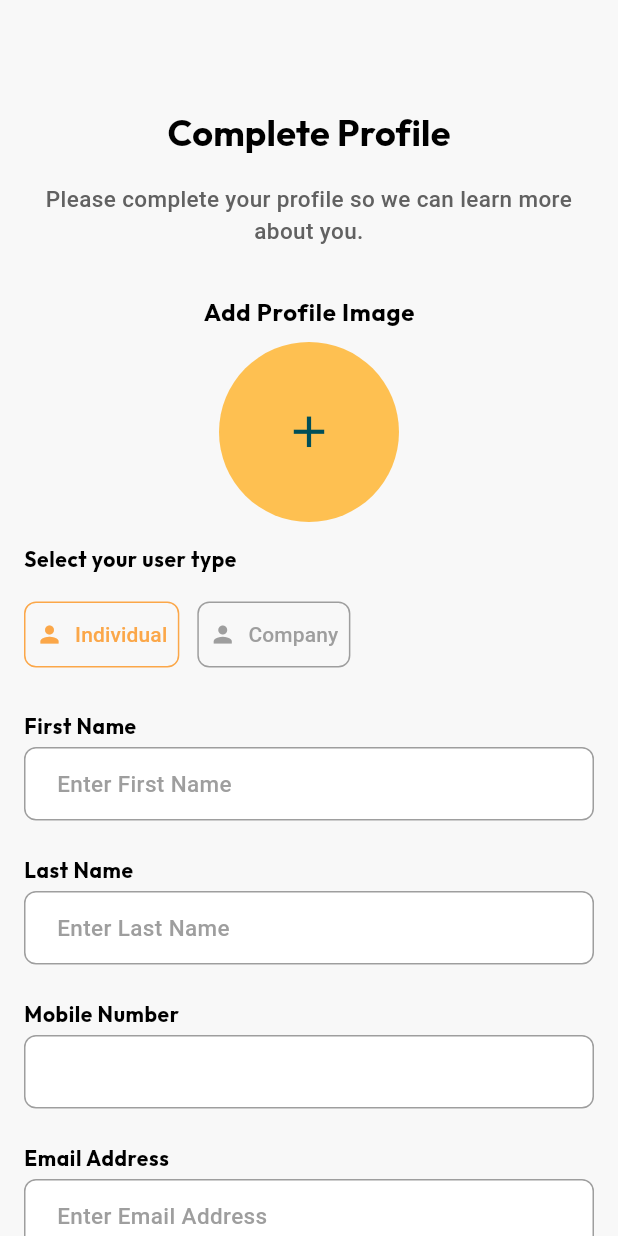
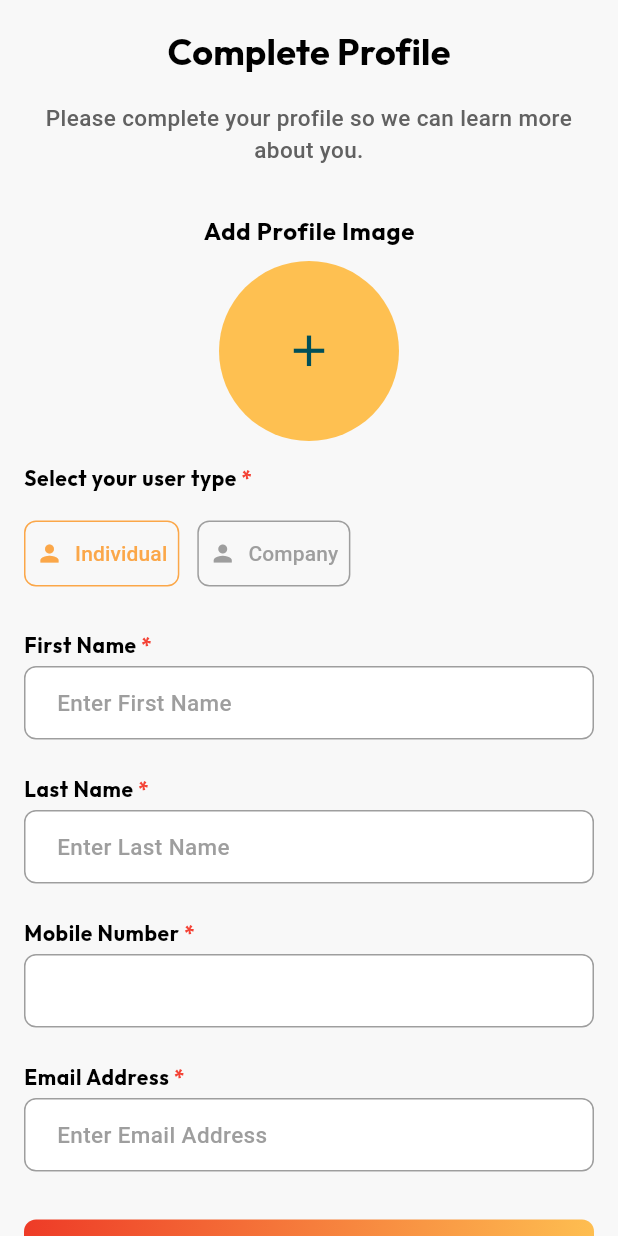
Before and after one commit to sneha-neosao/Vverify, a Flutter app: the CompleteProfile screen opened directly with empty values, on a phone screen of 412 x 824 dp. Run offline on Flutter 3.47's test engine with Material 3 defaults, Android fonts, the phone set to English and light mode, and no system bars; our stand-ins replace bloc, cached_network_image, connectivity_plus, device_info_plus, dio, equatable and 17 more; missing offline and left inert: flutter_file_downloader, syncfusion_flutter_pdfviewer, syncfusion_flutter_signaturepad; accounts and stored records are empty; Roboto replaces fonts that are missing (Heebo).

Commit message:
issue solving

```diff
--- a/lib/screen/Complete-Profile/complete_profile.dart
+++ b/lib/screen/Complete-Profile/complete_profile.dart
@@ -117,9 +117,10 @@ class _CompleteProfileState extends State<CompleteProfile> {
         TextEditingController(text: widget.mobileNum);
 
     return Scaffold(
-      body: SingleChildScrollView(
+      body: SafeArea(
+        child: SingleChildScrollView(
           child: Padding(
-          padding: const EdgeInsets.only(top: 70, left: 16, right: 16),
+            padding: const EdgeInsets.all(16),
             child: Form(
               key: _formKey,
               child: Column(
@@ -235,11 +236,24 @@ class _CompleteProfileState extends State<CompleteProfile> {
                   const SizedBox(
                     height: 16,
                   ),
-                Text("Select your user type",
+                  RichText(
+                      text: TextSpan(
+                          text: "Select your user type",
                           style: Theme.of(context)
                               .textTheme
                               .bodySmall!
-                        .copyWith(fontWeight: FontWeight.w700)),
+                              .copyWith(fontWeight: FontWeight.w700),
+                        children: [
+                          TextSpan(
+                            text: " * ",
+                            style: Theme.of(context)
+                                .textTheme
+                                .bodySmall!
+                                .copyWith(fontWeight: FontWeight.w700, color: Colors.red),
+                          ),
+                        ]
+                      )
+                  ),
                   const SizedBox(
                     height: 16,
                   ),
@@ -327,12 +341,23 @@ class _CompleteProfileState extends State<CompleteProfile> {
                   const SizedBox(
                     height: 28,
                   ),
-                Text(
-                  "First Name",
+                  RichText(
+                      text: TextSpan(
+                          text: "First Name",
                           style: Theme.of(context)
                               .textTheme
                               .bodySmall!
                               .copyWith(fontWeight: FontWeight.w700),
+                          children: [
+                            TextSpan(
+                              text: " * ",
+                              style: Theme.of(context)
+                                  .textTheme
+                                  .bodySmall!
+                                  .copyWith(fontWeight: FontWeight.w700, color: Colors.red),
+                            ),
+                          ]
+                      )
                   ),
                   const SizedBox(
                     height: 4,
@@ -345,12 +370,23 @@ class _CompleteProfileState extends State<CompleteProfile> {
                   const SizedBox(
                     height: 24,
                   ),
-                Text(
-                  "Last Name",
+                  RichText(
+                      text: TextSpan(
+                          text: "Last Name",
                           style: Theme.of(context)
                               .textTheme
                               .bodySmall!
                               .copyWith(fontWeight: FontWeight.w700),
+                          children: [
+                            TextSpan(
+                              text: " * ",
+                              style: Theme.of(context)
+                                  .textTheme
+                                  .bodySmall!
+                                  .copyWith(fontWeight: FontWeight.w700, color: Colors.red),
+                            ),
+                          ]
+                      )
                   ),
                   const SizedBox(
                     height: 4,
@@ -363,12 +399,23 @@ class _CompleteProfileState extends State<CompleteProfile> {
                   const SizedBox(
                     height: 24,
                   ),
-                Text(
-                  "Mobile Number",
+                  RichText(
+                      text: TextSpan(
+                          text: "Mobile Number",
                           style: Theme.of(context)
                               .textTheme
                               .bodySmall!
                               .copyWith(fontWeight: FontWeight.w700),
+                          children: [
+                            TextSpan(
+                              text: " * ",
+                              style: Theme.of(context)
+                                  .textTheme
+                                  .bodySmall!
+                                  .copyWith(fontWeight: FontWeight.w700, color: Colors.red),
+                            ),
+                          ]
+                      )
                   ),
                   const SizedBox(
                     height: 4,
@@ -409,12 +456,23 @@ class _CompleteProfileState extends State<CompleteProfile> {
                   const SizedBox(
                     height: 24,
                   ),
-                Text(
-                  "Email Address",
+                  RichText(
+                      text: TextSpan(
+                          text: "Email Address",
                           style: Theme.of(context)
                               .textTheme
                               .bodySmall!
                               .copyWith(fontWeight: FontWeight.w700),
+                          children: [
+                            TextSpan(
+                              text: " * ",
+                              style: Theme.of(context)
+                                  .textTheme
+                                  .bodySmall!
+                                  .copyWith(fontWeight: FontWeight.w700, color: Colors.red),
+                            ),
+                          ]
+                      )
                   ),
                   const SizedBox(
                     height: 4,
@@ -485,6 +543,7 @@ class _CompleteProfileState extends State<CompleteProfile> {
             ),
           ),
         ),
+      ),
     );
   }
 }
--- a/lib/screen/Home screen/home_page.dart
+++ b/lib/screen/Home screen/home_page.dart
@@ -59,8 +59,8 @@ class _HomeScreenState extends State<HomeScreen> {
               style: Theme.of(context).textTheme.titleMedium,
             ),
             content: const Text(
-              textAlign: TextAlign.center,
-              "By using our verification services, you acknowledge that we retrieve data from official sources and are not responsible for any inaccuracies. This includes Aadhaar, GST, CIN, PAN, TAN, police verification, full name &amp; address validation, reference checks, and driving license verification. Please ensure all details are correct before proceeding.",
+              textAlign: TextAlign.justify,
+              "By using our verification services, you acknowledge that we retrieve data from official sources and are not responsible for any inaccuracies. This includes Aadhaar, GST, CIN, PAN, police verification, full name & address validation, reference checks, and driving license verification. Please ensure all details are correct before proceeding.",
             ),
             actions: <Widget>[
               BlocProvider(
--- a/lib/screen/VerificationForms/EducationVerification/EducationList/EducationList.dart
+++ b/lib/screen/VerificationForms/EducationVerification/EducationList/EducationList.dart
@@ -108,6 +108,17 @@ class _EducationListState extends State<EducationList> {
                 }
                 return const SizedBox();
               },
+            ),
+            const SizedBox(
+              height: 16,
+            ),
+            CustomButton(
+              onTap: () => context.pushReplacement("/EducationSaveFormNew"),
+              text: "Add Documents",
+              gradientColors: [
+                Theme.of(context).primaryColor,
+                Theme.of(context).primaryColorDark,
+              ],
             ),
             const SizedBox(
               height: 16,
```
Lines whose indentation alone changed are shown as unchanged.
